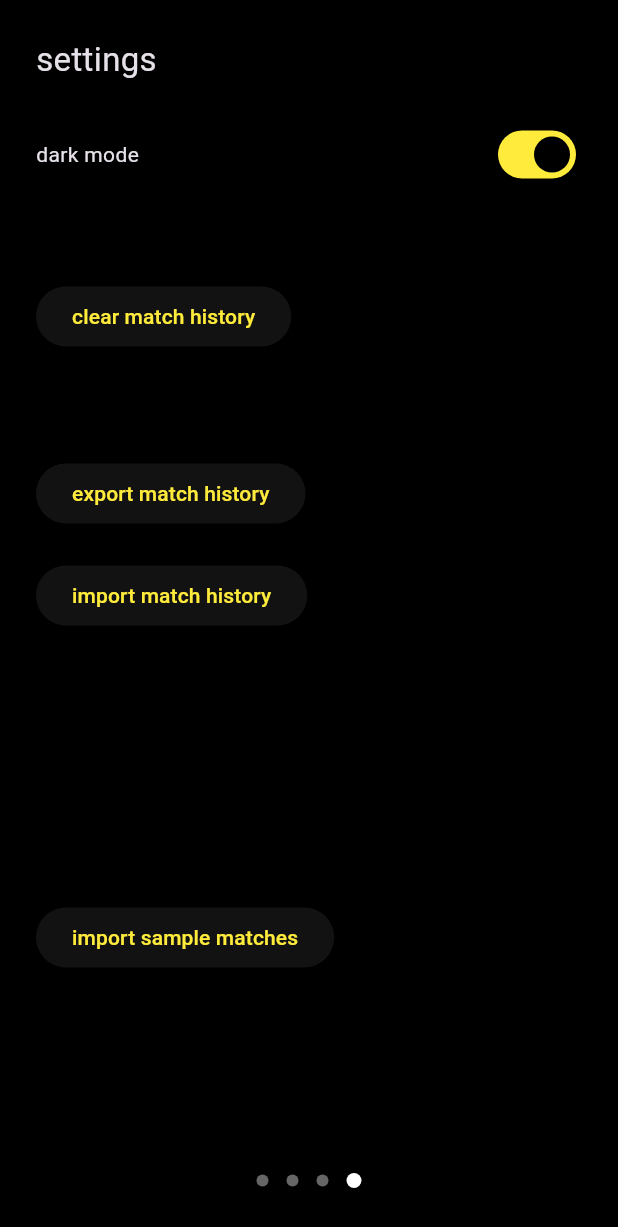
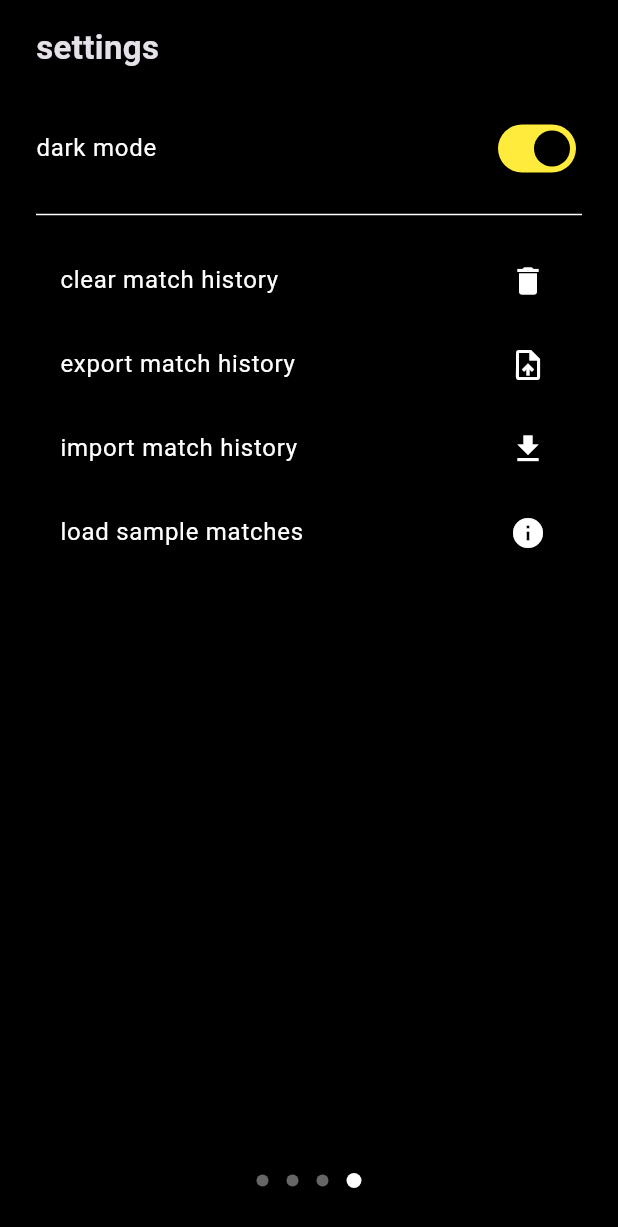
Before and after one commit to TimoSaut/CourtCounter, a Flutter app: the screen it shows after launch, swiped to page 4, on a phone screen of 412 x 824 dp. Shown: the top 1227 px of the screen. Run offline on Flutter 3.47's test engine with Material 3 defaults, Android fonts, the light colour scheme and no system bars; our stand-ins replace shared_preferences.

Commit message:
settings page redesign

```diff
--- a/lib/screens/settings_screen.dart
+++ b/lib/screens/settings_screen.dart
@@ -14,64 +14,57 @@ class SettingsScreen extends StatelessWidget {
 
   @override
   Widget build(BuildContext context) {
+    final theme = Theme.of(context);
+
     return Scaffold(
       body: SafeArea(
-        child: Padding(
-          padding: const EdgeInsets.all(24),
-          child: Column(
-            crossAxisAlignment: CrossAxisAlignment.start,
+        child: ListView(
+          padding: const EdgeInsets.symmetric(horizontal: 24, vertical: 16),
           children: [
-              const Text('settings', style: TextStyle(fontSize: 22)),
+            const Text('settings', style: TextStyle(fontSize: 22, fontWeight: FontWeight.bold)),
             const SizedBox(height: 24),
-              Row(
-                mainAxisAlignment: MainAxisAlignment.spaceBetween,
-                children: [
-                  const Text('dark mode'),
-                  Switch(
+            SwitchListTile(
+              title: const Text('dark mode'),
               value: isDarkMode,
               onChanged: onThemeToggle,
+              contentPadding: EdgeInsets.zero,
             ),
-                ],
-              ),
-              const SizedBox(height: 60),
-
-              ElevatedButton(
-                onPressed: () async {
+            const Divider(height: 32),
+            ListTile(
+              title: const Text('clear match history'),
+              trailing: const Icon(Icons.delete),
+              onTap: () async {
                 await HistoryRepository.clearHistory();
                 ScaffoldMessenger.of(context).showSnackBar(
                   const SnackBar(content: Text("match history cleared")),
                 );
               },
-                child: const Text('clear match history'),
             ),
-
-              const SizedBox(height: 70),
-
-              ElevatedButton(
-                onPressed: () async {
+            ListTile(
+              title: const Text('export match history'),
+              trailing: const Icon(Icons.upload_file),
+              onTap: () async {
                 final json = await HistoryRepository.exportHistoryAsJson();
                 await Clipboard.setData(ClipboardData(text: json));
                 ScaffoldMessenger.of(context).showSnackBar(
                   const SnackBar(content: Text("history copied to clipboard")),
                 );
               },
-                child: const Text('export match history'),
             ),
-
-              const SizedBox(height: 20),
-
-              ElevatedButton(
-                onPressed: () {
+            ListTile(
+              title: const Text('import match history'),
+              trailing: const Icon(Icons.download),
+              onTap: () {
                 final controller = TextEditingController();
                 showDialog(
                   context: context,
                   builder: (context) => AlertDialog(
-                      title: const Text("paste JSON"),
+                    title: const Text("paste json"),
                     content: TextField(
                       controller: controller,
                       maxLines: null,
                       decoration: const InputDecoration(
-                          hintText: "paste exported JSON here",
+                        hintText: "paste exported json here",
                       ),
                     ),
                     actions: [
@@ -85,7 +78,7 @@ class SettingsScreen extends StatelessWidget {
                             Navigator.of(context).pop();
                           } catch (e) {
                             ScaffoldMessenger.of(context).showSnackBar(
-                                SnackBar(content: Text("invalid JSON: $e")),
+                              SnackBar(content: Text("invalid json: $e")),
                             );
                           }
                         },
@@ -95,22 +88,18 @@ class SettingsScreen extends StatelessWidget {
                   ),
                 );
               },
-                child: const Text('import match history'),
             ),
-
-              const SizedBox(height: 180),
-
-              ElevatedButton(
-                onPressed: () async {
+            ListTile(
+              title: const Text('load sample matches'),
+              trailing: const Icon(Icons.info),
+              onTap: () async {
                 await HistoryRepository.importSampleMatchesFromAssets();
                 ScaffoldMessenger.of(context).showSnackBar(
                   const SnackBar(content: Text("sample matches imported")),
                 );
               },
-                child: const Text('import sample matches'),
             ),
           ],
-          ),
         ),
       ),
     );
```
Lines whose indentation alone changed are shown as unchanged.
